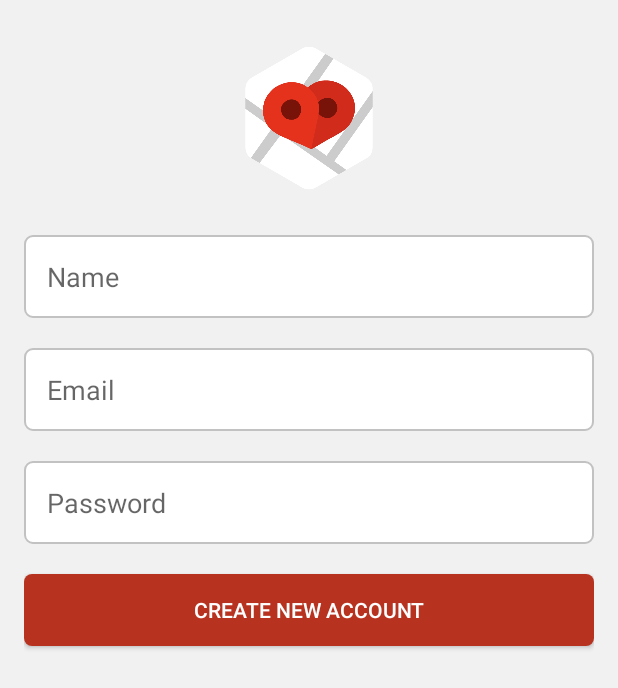
After one commit to eliasgonzalezugalde/peetme, an Android app: the RegisterActivity screen opened directly, with no data from a screen before it, on a phone screen of 412 x 824 dp. The commit adds this screen. Shown: the top 688 px of the screen. Run offline under Robolectric (Android 15) with nearby library versions, the light colour scheme and no system bars.

Commit message:
Reestructuración de login

```diff
--- /dev/null
+++ b/app/src/main/java/peetme/app/trunimal/com/peetme/RegisterActivity.java
@@ -0,0 +1,13 @@
+package peetme.app.trunimal.com.peetme;
+
+import android.support.v7.app.AppCompatActivity;
+import android.os.Bundle;
+
+public class RegisterActivity extends AppCompatActivity {
+
+    @Override
+    protected void onCreate(Bundle savedInstanceState) {
+        super.onCreate(savedInstanceState);
+        setContentView(R.layout.activity_register);
+    }
+}
--- a/app/src/main/res/layout/activity_login_with.xml
+++ b/app/src/main/res/layout/activity_login_with.xml
@@ -26,6 +26,7 @@
         android:layout_height="wrap_content"
         android:id="@+id/googleBtn"
         android:layout_marginTop="15dp"
+        android:textAlignment="center"
         />
 
     <com.facebook.login.widget.LoginButton
@@ -34,9 +35,9 @@
         android:layout_height="wrap_content"
         android:text="connect_with_facebook"
         android:layout_marginTop="20dp"
-        android:layout_marginBottom="30dp"
         android:paddingTop="10dp"
         android:paddingBottom="10dp"
+        android:paddingLeft="12dp"
         android:layout_marginLeft="4dp"
         android:layout_marginRight="4dp"/>
 
@@ -47,7 +48,8 @@
         android:id="@+id/normalAcount"
         android:textColor="@color/hintColor"
         android:textAlignment="center"
-        android:layout_weight="0.25" />
+        android:layout_marginTop="10dp"
+        android:padding="10dp"/>
 
     <ProgressBar
         android:id="@+id/progressBar"
--- /dev/null
+++ b/app/src/main/res/layout/activity_register.xml
@@ -0,0 +1,67 @@
+<?xml version="1.0" encoding="utf-8"?>
+<LinearLayout xmlns:android="http://schemas.android.com/apk/res/android"
+    xmlns:tools="http://schemas.android.com/tools"
+    xmlns:app="http://schemas.android.com/apk/res-auto"
+    android:id="@+id/activity_register"
+    android:layout_width="match_parent"
+    android:layout_height="match_parent"
+    android:paddingBottom="@dimen/activity_vertical_margin"
+    android:paddingLeft="@dimen/activity_horizontal_margin"
+    android:paddingRight="@dimen/activity_horizontal_margin"
+    android:paddingTop="@dimen/activity_vertical_margin"
+    android:orientation="vertical"
+    tools:context="peetme.app.trunimal.com.peetme.RegisterActivity"
+    android:background="@color/f1f1f1">
+
+    <ImageView
+        android:id="@+id/imgLogo"
+        android:layout_width="105dp"
+        android:layout_height="125dp"
+        android:layout_gravity="center"
+        app:srcCompat="@drawable/logo" />
+
+    <EditText
+        android:layout_width="match_parent"
+        android:layout_height="wrap_content"
+        android:inputType="textPersonName"
+        android:hint="@string/name"
+        android:ems="10"
+        android:padding="15dp"
+        android:layout_marginTop="15dp"
+        android:background="@drawable/input_outline"
+        android:id="@+id/nameField" />
+
+    <EditText
+        android:layout_width="match_parent"
+        android:layout_height="wrap_content"
+        android:inputType="textPassword"
+        android:ems="10"
+        android:hint="@string/email"
+        android:fontFamily="sans-serif"
+        android:layout_marginTop="20dp"
+        android:id="@+id/emailField"
+        android:padding="15dp"
+        android:background="@drawable/input_outline" />
+
+    <EditText
+        android:layout_width="match_parent"
+        android:layout_height="wrap_content"
+        android:inputType="textEmailAddress"
+        android:ems="10"
+        android:hint="@string/password"
+        android:id="@+id/passwordField"
+        android:layout_marginTop="20dp"
+        android:padding="15dp"
+        android:background="@drawable/input_outline" />
+
+    <Button
+        android:background="@drawable/btn_background"
+        android:textColor="@color/whiteColor"
+        android:text="@string/create_account"
+        android:layout_width="match_parent"
+        android:layout_height="wrap_content"
+        android:id="@+id/button2"
+        android:layout_below="@+id/editText2"
+        android:layout_centerHorizontal="true"
+        android:layout_marginTop="20dp" />
+</LinearLayout>
--- a/app/src/main/res/values/strings.xml
+++ b/app/src/main/res/values/strings.xml
@@ -4,7 +4,14 @@
     <string name="title_activity_animal_maps">Map</string>
     <string name="title_activity_main">Peetme</string>
     <string name="firebase_error_login" id="firebase_error_login">Error login</string>
-    <string id="login_normal_account" name="login_normal_account">No, start with a normal account</string>
+    <string name="login_normal_account" id="login_normal_account">No, start with a normal account</string>
+
+    <string name="text_login" id="text_login">If you already have an account, just Log In, if not press the register button</string>
+    <string name="log_in" id="log_in">Log In</string>
+    <string name="register" id="register">Register</string>
+    <string name="create_account" id="create_account">Create new account</string>
+    <string name="password" id="password">Password</string>
+    <string name="email" id="email">Email</string>
 
     <string name="navigation_drawer_open">Open navigation drawer</string>
     <string name="navigation_drawer_close">Close navigation drawer</string>
```
Also changed, not shown: app/src/main/AndroidManifest.xml (+9 -8 lines), app/src/main/java/peetme/app/trunimal/com/peetme/LoginActivity.java (+7 -111 lines), app/src/main/res/drawable/btn_outline.xml (added, +7 -0 lines), app/src/main/res/layout/activity_login.xml (+53 -46 lines), 1 other file.
